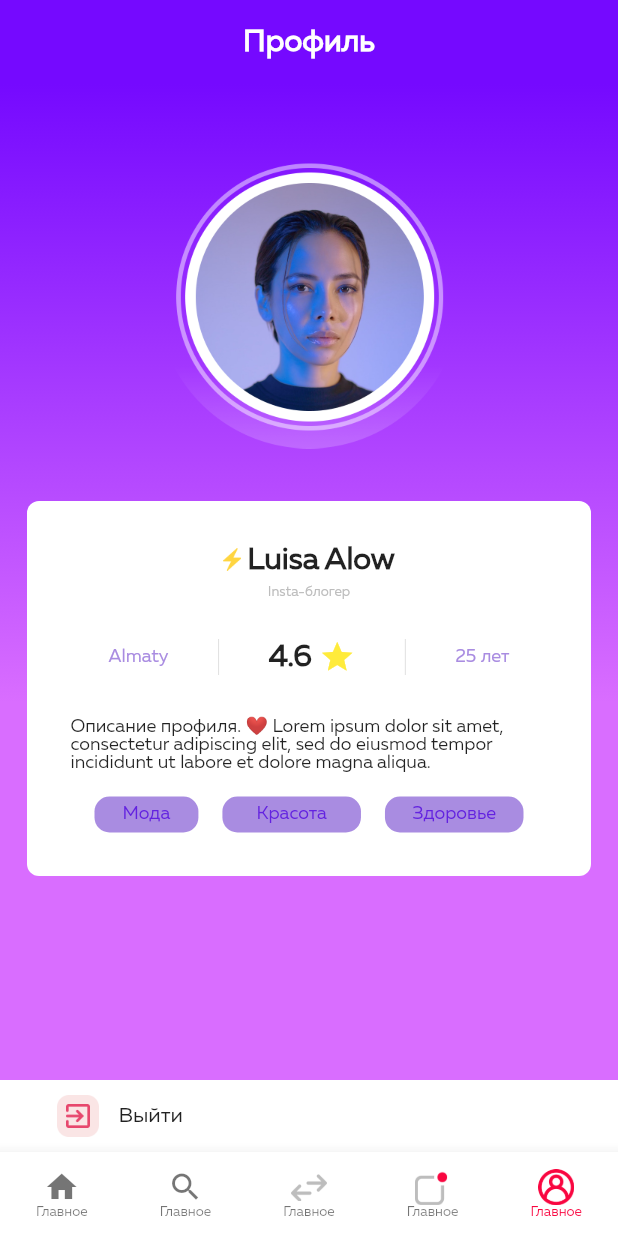
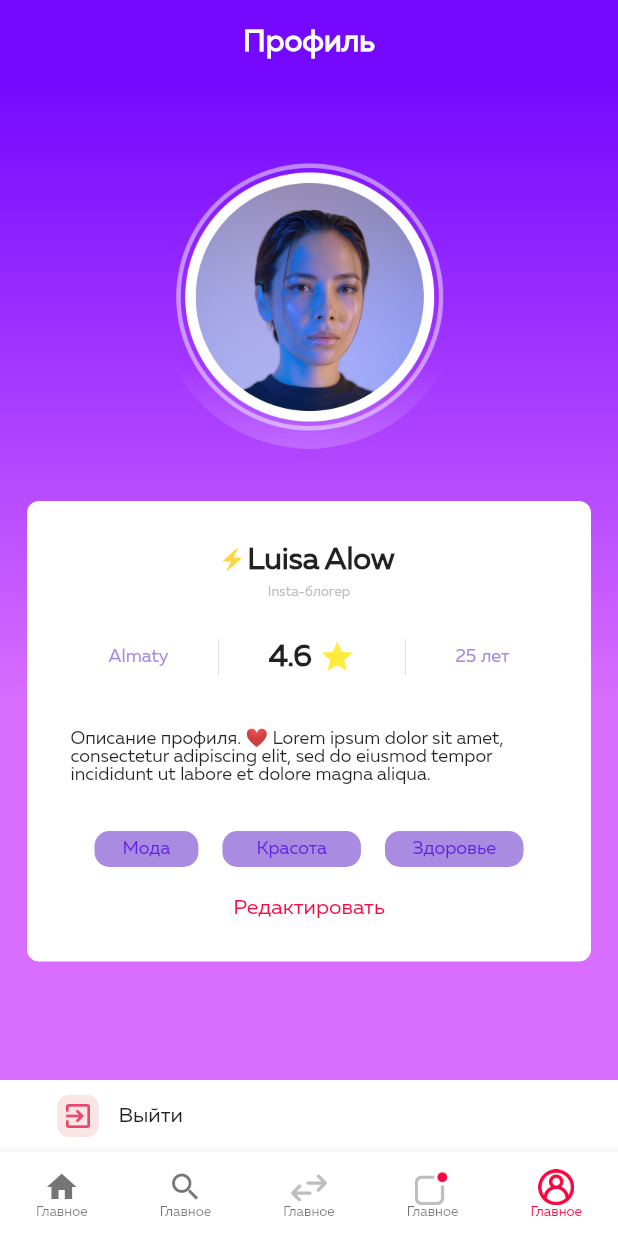
Before and after one commit to Kerimkullov/task, a Flutter app: the ProfileScreen screen opened by its route, on a phone screen of 412 x 824 dp. Run offline on Flutter 3.47's test engine with Material 2 defaults, Android fonts, the phone set to English and light mode, and no system bars.

Commit message:
fix bug of size in pagecontroller widget

```diff
--- a/lib/ui/components/main/page_controller.dart
+++ b/lib/ui/components/main/page_controller.dart
@@ -24,7 +24,7 @@ class _PageControllerContainer extends State<PageControllerContainer>
   Widget build(BuildContext context) {
     return Container(
       height: 230,
-      width: 339,
+      width: MediaQuery.of(context).size.width / 0.9062,
       child: PageView(
         controller: _pageController,
         children: <Widget>[
@@ -47,7 +47,7 @@ class _PageControllerContainer extends State<PageControllerContainer>
                       color: Colors.transparent.withOpacity(0.1),
                       borderRadius: BorderRadius.circular(16)),
                   height: 198,
-                  width: 339,
+                  width: MediaQuery.of(context).size.width / 0.9062,
                   child: TabBarView(
                     controller: _tabController,
                     children: <Widget>[
--- a/lib/ui/components/main/reklam_container.dart
+++ b/lib/ui/components/main/reklam_container.dart
@@ -18,7 +18,7 @@ class _ReklamContainer extends State<ReklamContainer> {
             padding: EdgeInsets.only(left: 20, bottom: 12),
             alignment: Alignment.bottomLeft,
             height: 141,
-            width: 339,
+            width: MediaQuery.of(context).size.width / 0.9062,
             decoration: BoxDecoration(
               borderRadius: BorderRadius.only(
                 topLeft: Radius.circular(8),
--- a/lib/ui/components/profile/profile_content.dart
+++ b/lib/ui/components/profile/profile_content.dart
@@ -69,14 +69,14 @@ class ProfileContent extends StatelessWidget {
             ),
           ),
           SizedBox(
-            height: 27,
+            height: 35,
           ),
           Text(
             "Описание профиля. ❤️ Lorem ipsum dolor sit amet, consectetur adipiscing elit, sed do eiusmod tempor incididunt ut labore et dolore magna aliqua.",
             style: TaskTextStyles.regular12,
           ),
           SizedBox(
-            height: 16,
+            height: 31,
           ),
           Row(
             children: [
@@ -96,6 +96,16 @@ class ProfileContent extends StatelessWidget {
                 width: 16,
               ),
             ],
+          ),
+          SizedBox(
+            height: 20,
+          ),
+          Container(
+            alignment: Alignment.center,
+            child: Text(
+              "Редактировать",
+              style: TaskTextStyles.medium14.copyWith(color: Color(0xffF90640)),
+            ),
           )
         ],
       ),
```
